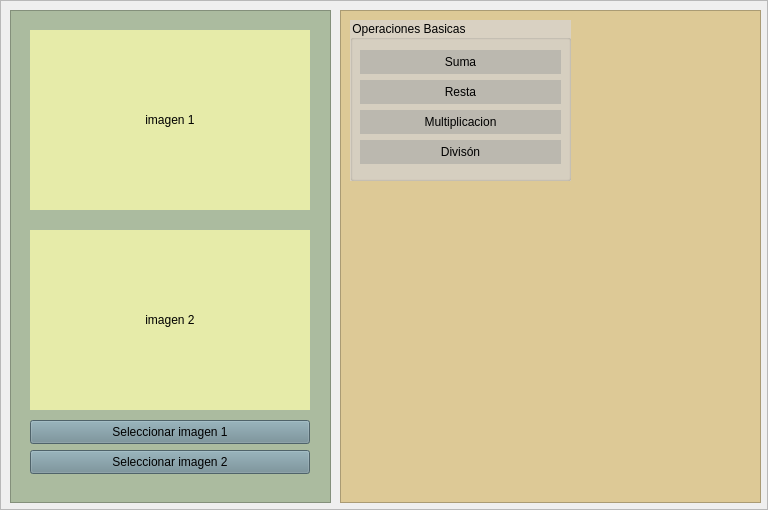
First picture: the form in main.ui, repository AlvaroCastro1/openCV, before the edit.
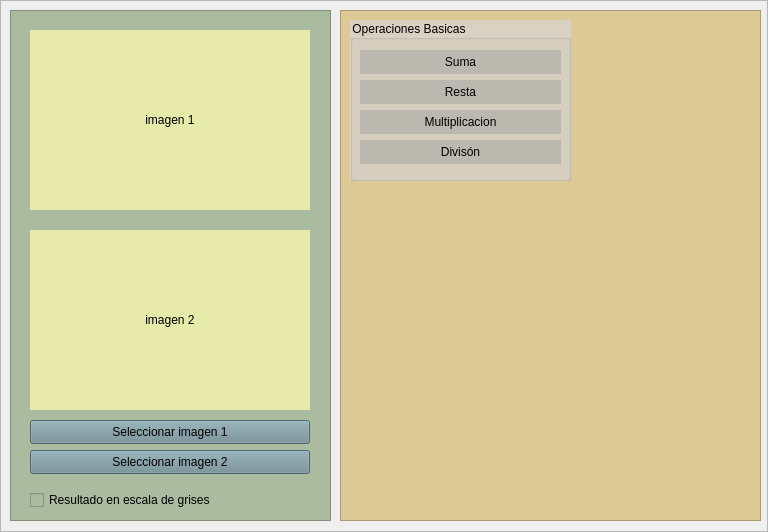
Second picture: the form after the edit.

Commit message: operaciones basicas listas

The edit to the form file:
```diff
--- a/main.ui
+++ b/main.ui
@@ -7,7 +7,7 @@
     <x>0</x>
     <y>0</y>
     <width>768</width>
-    <height>510</height>
+    <height>532</height>
    </rect>
   </property>
   <property name="windowTitle">
@@ -50,7 +50,7 @@
          <x>10</x>
          <y>10</y>
          <width>321</width>
-         <height>493</height>
+         <height>511</height>
         </rect>
        </property>
        <property name="styleSheet">
@@ -133,6 +133,19 @@
          <string>Seleccionar imagen 2</string>
         </property>
        </widget>
+       <widget class="QCheckBox" name="check_gris">
+        <property name="geometry">
+         <rect>
+          <x>20</x>
+          <y>480</y>
+          <width>281</width>
+          <height>20</height>
+         </rect>
+        </property>
+        <property name="text">
+         <string>Resultado en escala de grises</string>
+        </property>
+       </widget>
       </widget>
       <widget class="QFrame" name="resultado">
        <property name="geometry">
@@ -140,7 +153,7 @@
          <x>340</x>
          <y>10</y>
          <width>421</width>
-         <height>493</height>
+         <height>511</height>
         </rect>
        </property>
        <property name="styleSheet">
```
The commit also changes 1 other file.
